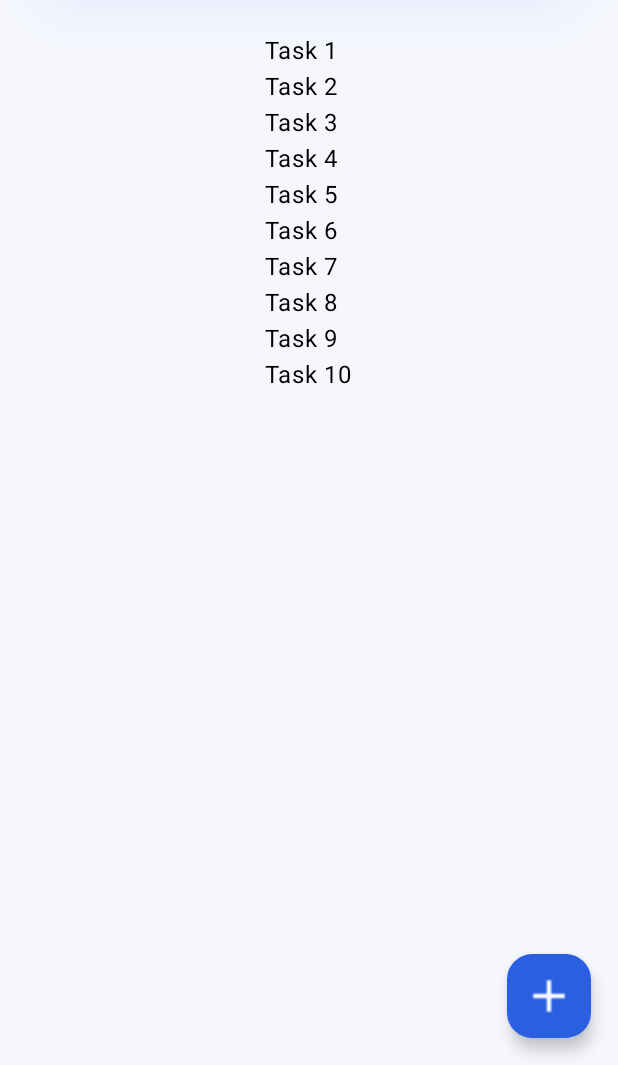
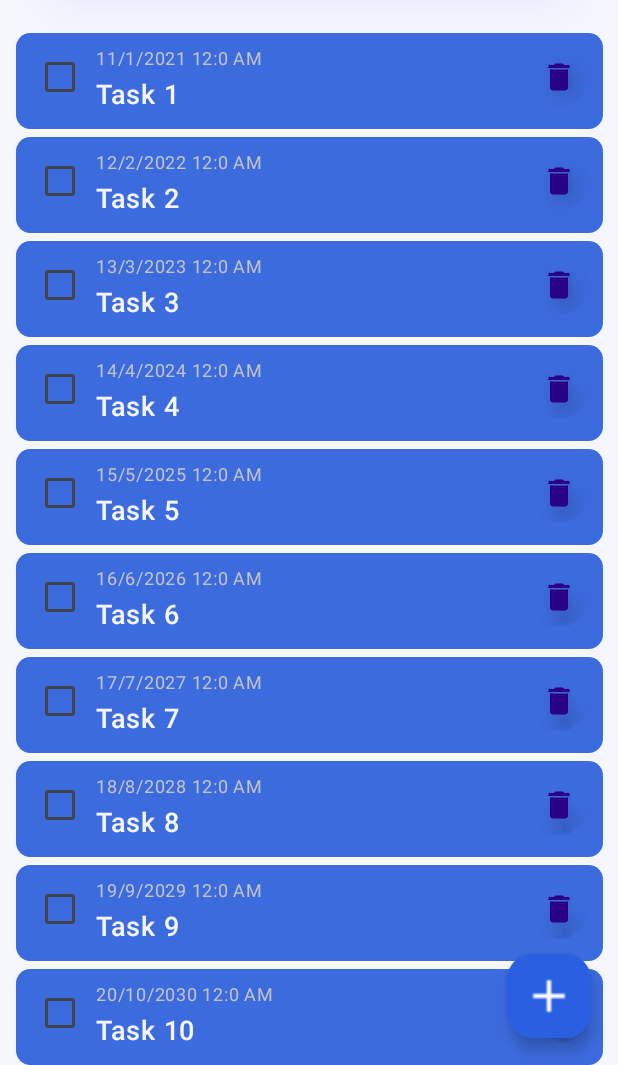
Before and after one commit to eswar-7116/TaskRemainderApp, an Android app built with Jetpack Compose: the @Preview function MainPreview, on a phone screen of 412 x 824 dp, the part 171-1236 px from its top. Run offline under Robolectric (Android 15) with nearby library versions, the phone set to English and light mode, and no system bars; our stand-ins replace Room's generated code, livedata-compose.

Commit message:
Enhance UI

```diff
--- a/app/src/main/java/com/eswar/taskremainder/UiComponents.kt
+++ b/app/src/main/java/com/eswar/taskremainder/UiComponents.kt
@@ -7,21 +7,43 @@ import android.icu.util.Calendar
 import androidx.compose.foundation.background
 import androidx.compose.foundation.interaction.Interaction
 import androidx.compose.foundation.interaction.PressInteraction
+import androidx.compose.foundation.layout.Arrangement
 import androidx.compose.foundation.layout.Box
+import androidx.compose.foundation.layout.Column
+import androidx.compose.foundation.layout.Row
+import androidx.compose.foundation.layout.Spacer
+import androidx.compose.foundation.layout.fillMaxHeight
+import androidx.compose.foundation.layout.fillMaxSize
 import androidx.compose.foundation.layout.fillMaxWidth
 import androidx.compose.foundation.layout.height
+import androidx.compose.foundation.layout.padding
+import androidx.compose.foundation.layout.size
+import androidx.compose.foundation.layout.width
+import androidx.compose.foundation.shape.CircleShape
 import androidx.compose.foundation.shape.RoundedCornerShape
+import androidx.compose.material.icons.Icons
+import androidx.compose.material.icons.filled.Delete
+import androidx.compose.material3.Checkbox
+import androidx.compose.material3.Icon
+import androidx.compose.material3.IconButton
 import androidx.compose.material3.Text
 import androidx.compose.runtime.Composable
 import androidx.compose.ui.Alignment
 import androidx.compose.ui.Modifier
+import androidx.compose.ui.draw.clip
+import androidx.compose.ui.draw.scale
 import androidx.compose.ui.draw.shadow
 import androidx.compose.ui.geometry.Offset
 import androidx.compose.ui.graphics.Color
+import androidx.compose.ui.graphics.RectangleShape
 import androidx.compose.ui.graphics.Shadow
+import androidx.compose.ui.layout.VerticalAlignmentLine
+import androidx.compose.ui.modifier.modifierLocalProvider
 import androidx.compose.ui.res.colorResource
 import androidx.compose.ui.text.TextStyle
 import androidx.compose.ui.text.font.FontWeight
+import androidx.compose.ui.text.style.TextAlign
+import androidx.compose.ui.tooling.preview.Preview
 import androidx.compose.ui.unit.dp
 import androidx.compose.ui.unit.sp
 import com.eswar.taskremainder.data.Task
@@ -59,7 +81,7 @@ fun checkInteraction(
 ) {
     if (interaction is PressInteraction.Release) {
         val calendar = Calendar.getInstance()
-        val day = calendar.get(Calendar.DATE)
+        val date = calendar.get(Calendar.DATE)
         val month = calendar.get(Calendar.MONTH)
         val year = calendar.get(Calendar.YEAR)
         val hour = calendar.get(Calendar.HOUR_OF_DAY)
@@ -69,12 +91,12 @@ fun checkInteraction(
 
         DatePickerDialog(
             context,
-            { _, selectedYear, selectedMonth, selectedDay ->
+            { _, selectedYear, selectedMonth, selectedDate ->
                 TimePickerDialog(
                     context,
                     { _, selectedHour24, selectedMinutes ->
-                        val amPm: String?
-                        val selectedHour12: Int?
+                        val amPm: String
+                        val selectedHour12: Int
 
                         if (selectedHour24 == 0) {
                             amPm = "AM"
@@ -90,9 +112,9 @@ fun checkInteraction(
                             selectedHour12 = selectedHour24
                         }
 
-                        val dueDateTime = "$selectedDay/${selectedMonth + 1}/$selectedYear " +
-                                          "$selectedHour12:$selectedMinutes $amPm"
-                        val dateCreated = "$day/${month + 1}/$year " +
+                        val dueDateTime = "$selectedDate/${selectedMonth + 1}/$selectedYear " +
+                                          "${selectedHour12.toString().padStart(2, '0')}:${selectedMinutes.toString().padStart(2, '0')} $amPm"
+                        val dateCreated = "$date.${month + 1}.$year " +
                                           "$hour:$minutes:$seconds:$milliSeconds"
 
                         onDateSelected(
@@ -104,7 +126,7 @@ fun checkInteraction(
                     false
                 ).show()
             },
-            day,
+            date,
             month,
             year
         ).apply {
@@ -129,3 +151,79 @@ fun getTasksForPreview(): List<Task> {
         }
     }
 }
+
+@Composable
+fun TaskItem(task: Task, isCompleted: Int, deleteOnClick: () -> Unit) {
+    Row(
+        Modifier
+            .clip(RoundedCornerShape(15))
+            .background(Color(0xFF3C6BDE))
+            .fillMaxWidth(.95f)
+            .height(64.dp)
+            .padding(5.dp),
+        horizontalArrangement = Arrangement.SpaceBetween
+    ) {
+        Row {
+            Checkbox(
+                checked = isCompleted != 0,
+                onCheckedChange = {}
+            )
+
+            Column {
+                Text(
+                    text = task.dueDateAndTime,
+                    color = Color(0xFFC2C2C2),
+                    fontSize = 12.sp
+                )
+                Text(
+                    text = task.name,
+                    color = colorResource(R.color.ic_launcher_background),
+                    fontWeight = FontWeight.W600,
+                    fontSize = 18.sp
+                )
+            }
+        }
+
+        IconButton(
+            onClick = {}
+        ) {
+            Box(
+                Modifier
+                    .background(Color(0x00FFFFFF))
+                    .width(11.dp)
+                    .height(13.dp)
+                    .shadow(
+                        elevation = 11.dp,
+                        spotColor = Color.Black
+                    )
+            )
+
+            Icon(
+                imageVector = Icons.Default.Delete,
+                contentDescription = "Delete Task",
+                tint = Color(0xFF2A0086)
+            )
+        }
+    }
+}
+
+@Preview(name = "Task Item Preview", showBackground = true, showSystemUi = true)
+@Composable
+fun TaskItemPreview() {
+    Column(
+        Modifier
+            .padding(5.dp)
+            .background(colorResource(R.color.ic_launcher_background))
+    ) {
+        Spacer(Modifier.height(56.dp))
+        TaskItem(
+            Task(
+                name = "Sample Task",
+                info = "Sample Info",
+                dueDateAndTime = "28.10.2024 7:00 AM",
+                isCompleted = 0,
+                creationDateAndTime = "27.10.2024 9:00 PM"
+            ), 0
+        ) {}
+    }
+}
```
Also changed, not shown: app/src/main/java/com/eswar/taskremainder/MainActivity.kt (+7 -3 lines).
